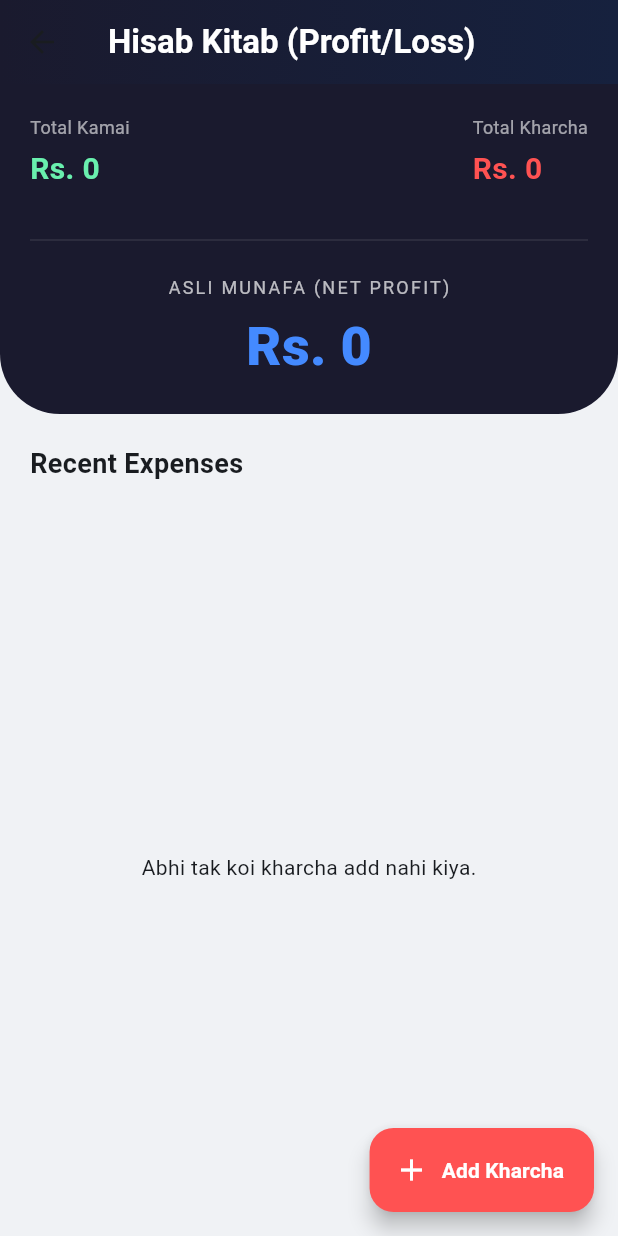
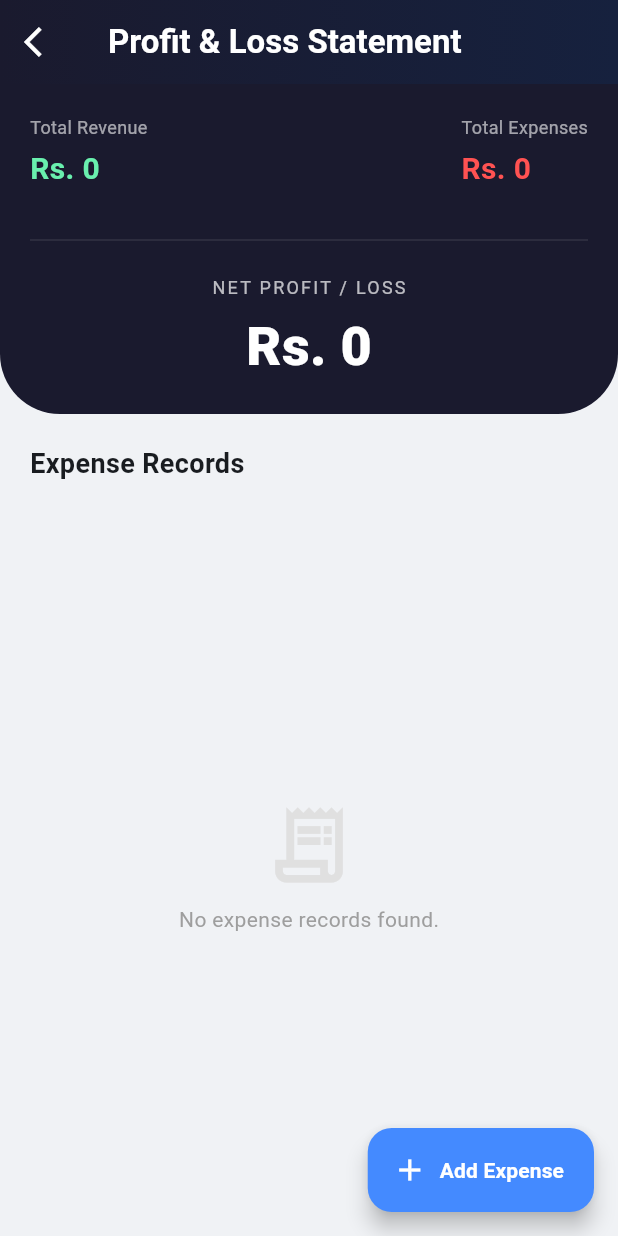
Before and after one commit to talibafridi97-source/Tailor_Management_System, a Flutter app: the ExpenseScreen screen opened directly, on a phone screen of 412 x 824 dp. Run offline on Flutter 3.47's test engine with Material 3 defaults, Android fonts, the phone set to English and light mode, and no system bars; our stand-ins replace pdf, printing, shared_preferences; accounts and stored records are empty; network calls fail.

Commit message:
Rename feature to Profit & Loss and refine calculation logic for Net Profit/Loss

```diff
--- a/lib/views/expense_screen.dart
+++ b/lib/views/expense_screen.dart
@@ -26,24 +26,35 @@ class _ExpenseScreenState extends State<ExpenseScreen> {
     return Scaffold(
       backgroundColor: const Color(0xFFF0F2F5),
       appBar: AppBar(
-        flexibleSpace: Container(decoration: const BoxDecoration(gradient: LinearGradient(colors: [Color(0xFF1A1A2E), Color(0xFF16213E)]))),
-        title: const Text("Hisab Kitab (Profit/Loss)", style: TextStyle(color: Colors.white, fontWeight: FontWeight.bold)),
+        flexibleSpace: Container(
+          decoration: const BoxDecoration(
+            gradient: LinearGradient(colors: [Color(0xFF1A1A2E), Color(0xFF16213E)]),
+          ),
+        ),
+        title: const Text("Profit & Loss Statement", style: TextStyle(color: Colors.white, fontWeight: FontWeight.bold)),
+        leading: IconButton(
+          icon: const Icon(Icons.arrow_back_ios, color: Colors.white),
+          onPressed: () => Navigator.pop(context),
+        ),
       ),
       body: Column(
         children: [
           _buildProfitDashboard(),
           const Padding(
             padding: EdgeInsets.only(left: 20, top: 20, bottom: 10),
-            child: Align(alignment: Alignment.centerLeft, child: Text("Recent Expenses", style: TextStyle(fontSize: 18, fontWeight: FontWeight.bold))),
+            child: Align(
+              alignment: Alignment.centerLeft,
+              child: Text("Expense Records", style: TextStyle(fontSize: 18, fontWeight: FontWeight.bold))
+            ),
           ),
           Expanded(child: _buildExpenseList()),
         ],
       ),
       floatingActionButton: FloatingActionButton.extended(
         onPressed: () => _showExpenseDialog(context),
-        backgroundColor: Colors.redAccent,
+        backgroundColor: Colors.blueAccent,
         icon: const Icon(Icons.add, color: Colors.white),
-        label: const Text("Add Kharcha", style: TextStyle(color: Colors.white, fontWeight: FontWeight.bold)),
+        label: const Text("Add Expense", style: TextStyle(color: Colors.white, fontWeight: FontWeight.bold)),
       ),
     );
   }
@@ -51,8 +62,28 @@ class _ExpenseScreenState extends State<ExpenseScreen> {
   Widget _buildProfitDashboard() {
     return Consumer2<OrderProvider, ExpenseProvider>(
       builder: (context, orderProv, expProv, child) {
-        double totalRevenue = orderProv.orders.fold(0.0, (sum, o) => sum + (double.tryParse(o['totalBill']?.toString() ?? '0') ?? 0.0));
+        if (orderProv.isLoading || expProv.isLoading) {
+          return Container(
+            height: 200,
+            width: double.infinity,
+            decoration: const BoxDecoration(
+              color: Color(0xFF1A1A2E),
+              borderRadius: BorderRadius.only(bottomLeft: Radius.circular(40), bottomRight: Radius.circular(40)),
+            ),
+            child: const Center(child: CircularProgressIndicator(color: Colors.white)),
+          );
+        }
+
+        // Logic: Total Revenue comes from Order total bills
+        double totalRevenue = 0;
+        if (orderProv.orders.isNotEmpty) {
+          totalRevenue = orderProv.orders.fold(0.0, (sum, o) => sum + (double.tryParse(o['totalBill']?.toString() ?? '0') ?? 0.0));
+        }
+
+        // Logic: Total Expenses comes from Expense records
         double totalExpense = expProv.totalExpense;
+
+        // Final Net Profit calculation
         double netProfit = totalRevenue - totalExpense;
 
         return Container(
@@ -66,23 +97,25 @@ class _ExpenseScreenState extends State<ExpenseScreen> {
               Row(
                 mainAxisAlignment: MainAxisAlignment.spaceBetween,
                 children: [
-                  _statItem("Total Kamai", "Rs. ${totalRevenue.toInt()}", Colors.greenAccent),
-                  _statItem("Total Kharcha", "Rs. ${totalExpense.toInt()}", Colors.redAccent),
+                  _statItem("Total Revenue", "Rs. ${totalRevenue.toInt()}", Colors.greenAccent),
+                  _statItem("Total Expenses", "Rs. ${totalExpense.toInt()}", Colors.redAccent),
                 ],
               ),
               const SizedBox(height: 25),
               const Divider(color: Colors.white10),
               const SizedBox(height: 15),
-              const Text("ASLI MUNAFA (NET PROFIT)", style: TextStyle(color: Colors.white70, fontSize: 12, letterSpacing: 1.5)),
+              const Text("NET PROFIT / LOSS", style: TextStyle(color: Colors.white70, fontSize: 12, letterSpacing: 1.5)),
               const SizedBox(height: 5),
               Text(
                 "Rs. ${netProfit.toInt()}",
                 style: TextStyle(
-                  color: netProfit >= 0 ? Colors.blueAccent : Colors.red,
+                  color: netProfit > 0 ? Colors.blueAccent : (netProfit < 0 ? Colors.redAccent : Colors.white),
                   fontSize: 36,
                   fontWeight: FontWeight.w900,
                 ),
               ),
+              if (netProfit < 0)
+                const Text("(Loss Detected)", style: TextStyle(color: Colors.redAccent, fontSize: 10)),
             ],
           ),
         );
@@ -105,7 +138,18 @@ class _ExpenseScreenState extends State<ExpenseScreen> {
     return Consumer<ExpenseProvider>(
       builder: (context, provider, child) {
         if (provider.isLoading) return const Center(child: CircularProgressIndicator());
-        if (provider.expenses.isEmpty) return const Center(child: Text("Abhi tak koi kharcha add nahi kiya."));
+        if (provider.expenses.isEmpty) {
+          return Center(
+            child: Column(
+              mainAxisAlignment: MainAxisAlignment.center,
+              children: [
+                Icon(Icons.receipt_long_outlined, size: 60, color: Colors.grey.shade300),
+                const SizedBox(height: 10),
+                const Text("No expense records found.", style: TextStyle(color: Colors.grey)),
+              ],
+            ),
+          );
+        }
 
         return ListView.builder(
           padding: const EdgeInsets.symmetric(horizontal: 16),
@@ -150,8 +194,9 @@ class _ExpenseScreenState extends State<ExpenseScreen> {
     showDialog(
       context: context,
       builder: (ctx) => AlertDialog(
-        title: const Text("Delete Expense?"),
-        content: Text("Are you sure you want to delete '$name'?"),
+        shape: RoundedRectangleBorder(borderRadius: BorderRadius.circular(20)),
+        title: const Text("Delete Record?"),
+        content: Text("Are you sure you want to remove '$name' from expenses?"),
         actions: [
           TextButton(onPressed: () => Navigator.pop(ctx), child: const Text("Cancel")),
           ElevatedButton(
@@ -160,7 +205,7 @@ class _ExpenseScreenState extends State<ExpenseScreen> {
               if (mounted) Navigator.pop(ctx);
             },
             style: ElevatedButton.styleFrom(backgroundColor: Colors.red),
-            child: const Text("Delete", style: TextStyle(color: Colors.white)),
+            child: const Text("Delete"),
           ),
         ],
       ),
@@ -175,13 +220,13 @@ class _ExpenseScreenState extends State<ExpenseScreen> {
       context: context,
       builder: (ctx) => AlertDialog(
         shape: RoundedRectangleBorder(borderRadius: BorderRadius.circular(20)),
-        title: Text(id == null ? "Dukan ka Kharcha Dalein" : "Kharcha Update Karain"),
+        title: Text(id == null ? "Add Business Expense" : "Update Expense Record"),
         content: Column(
           mainAxisSize: MainAxisSize.min,
           children: [
-            TextField(controller: titleController, decoration: const InputDecoration(labelText: "Kharcha kis cheez ka hai?")),
+            TextField(controller: titleController, decoration: const InputDecoration(labelText: "Expense Title (e.g. Shop Rent)")),
             const SizedBox(height: 10),
-            TextField(controller: amountController, keyboardType: TextInputType.number, decoration: const InputDecoration(labelText: "Rakam (Rs.)")),
+            TextField(controller: amountController, keyboardType: TextInputType.number, decoration: const InputDecoration(labelText: "Amount (Rs.)")),
           ],
         ),
         actions: [
@@ -198,7 +243,7 @@ class _ExpenseScreenState extends State<ExpenseScreen> {
               if (mounted && success) Navigator.pop(ctx);
             },
             style: ElevatedButton.styleFrom(backgroundColor: const Color(0xFF1A1A2E), foregroundColor: Colors.white),
-            child: Text(id == null ? "Save Karain" : "Update Karain"),
+            child: Text(id == null ? "Save" : "Update"),
           ),
         ],
       ),
--- a/lib/views/home_screen.dart
+++ b/lib/views/home_screen.dart
@@ -132,7 +132,7 @@ class _HomeScreenState extends State<HomeScreen> {
             _drawerItem(Icons.payment, t('due_payment'), Colors.redAccent, () {
               Navigator.push(context, MaterialPageRoute(builder: (_) => const DuePaymentScreen()));
             }),
-            _drawerItem(Icons.money_off, "Kharcha & Munafa", Colors.pinkAccent, () {
+            _drawerItem(Icons.analytics_outlined, "Profit & Loss", Colors.pinkAccent, () {
               Navigator.push(context, MaterialPageRoute(builder: (_) => ExpenseScreen()));
             }),
             _drawerItem(Icons.engineering, "Karigar Workload", Colors.blueAccent, () {
```
